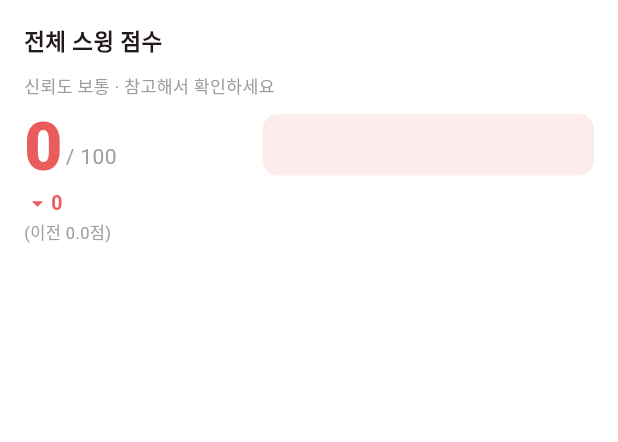
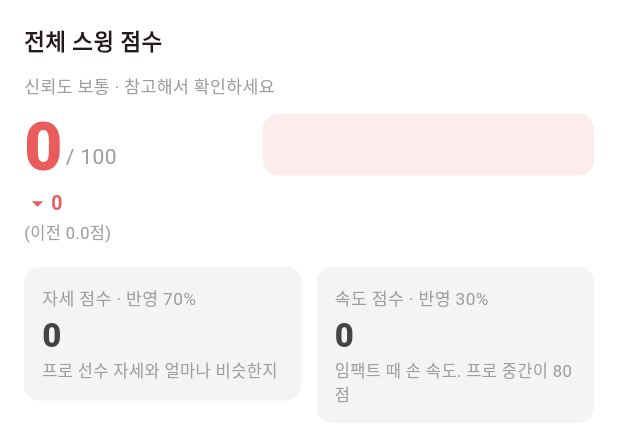
Before and after one commit to projectbaseballswing/standardswingmodel, a Flutter app: the _ScoreCard widget shown alone on an empty page, opened directly with empty values, on a phone screen of 412 x 824 dp. Shown: the top 442 px of the screen. Run offline on Flutter 3.47's test engine with Material 3 defaults, Android fonts, the light colour scheme and no system bars; our stand-ins replace camera, go_router, image_picker, video_player; missing offline and left inert: dart:js_interop, three_js; network calls fail.

Commit message:
feat: 종합 화면에 자세/속도 점수 분리 표시

```diff
--- a/frontend/lib/data/feedback_repository.dart
+++ b/frontend/lib/data/feedback_repository.dart
@@ -175,6 +175,9 @@ class FeedbackRepository {
         swingChecks: rotationChecks,
       ),
       rotationChecks: rotationChecks,
+      postureScore: available ? _number(overall['posture_score']) : null,
+      speedScore: available ? _number(overall['speed_score']) : null,
+      postureCapped: overall['posture_capped'] == true,
       speedMetrics: _mapSpeed(_map(result['speed'])),
       events: eventBased
           ? _mapEvents(_map(result['phases'])['events'])
--- a/frontend/lib/models/feedback.dart
+++ b/frontend/lib/models/feedback.dart
@@ -311,6 +311,9 @@ class OverallFeedback {
     this.speedMetrics = const [],
     this.events = const [],
     this.rotationChecks = const [],
+    this.postureScore,
+    this.speedScore,
+    this.postureCapped = false,
     this.coaching,
   });
 
@@ -327,6 +330,13 @@ class OverallFeedback {
   final String reliability;
   final List<String> warnings;
   final List<AnalysisPhase> phases;
+
+  /// 종합 점수 = 자세 70% + 속도 30%. 0.2.1 이전 기록에는 없어서 null.
+  final double? postureScore;
+  final double? speedScore;
+
+  /// 골반과 어깨가 모두 돌지 않아 자세 점수에 상한(40점)이 걸렸는지.
+  final bool postureCapped;
 
   /// 착지 → 임팩트 몸통 회전 확인. 0.2.2 이전 기록에는 없다.
   final List<RotationCheck> rotationChecks;
--- a/frontend/lib/screens/overall_feedback_screen.dart
+++ b/frontend/lib/screens/overall_feedback_screen.dart
@@ -476,6 +476,90 @@ class _ScoreCard extends StatelessWidget {
               ),
             ],
           ),
+          if (feedback.postureScore != null || feedback.speedScore != null) ...[
+            const SizedBox(height: 14),
+            Row(
+              crossAxisAlignment: CrossAxisAlignment.start,
+              children: [
+                Expanded(
+                  child: _SubScore(
+                    label: '자세',
+                    weight: '70%',
+                    score: feedback.postureScore,
+                    note: feedback.postureCapped
+                        ? '상한 40점 적용 · 몸통 회전 부족'
+                        : '프로 선수 자세와 얼마나 비슷한지',
+                    capped: feedback.postureCapped,
+                  ),
+                ),
+                const SizedBox(width: 10),
+                Expanded(
+                  child: _SubScore(
+                    label: '속도',
+                    weight: '30%',
+                    score: feedback.speedScore,
+                    note: '임팩트 때 손 속도. 프로 중간이 80점',
+                  ),
+                ),
+              ],
+            ),
+          ],
+        ],
+      ),
+    );
+  }
+}
+
+/// 종합 점수를 이루는 자세/속도 점수 한 칸.
+class _SubScore extends StatelessWidget {
+  const _SubScore({
+    required this.label,
+    required this.weight,
+    required this.score,
+    required this.note,
+    this.capped = false,
+  });
+
+  final String label;
+  final String weight;
+  final double? score;
+  final String note;
+  final bool capped;
+
+  @override
+  Widget build(BuildContext context) {
+    return Container(
+      padding: const EdgeInsets.all(12),
+      decoration: BoxDecoration(
+        color: capped ? const Color(0xFFFDECEC) : AppColors.fieldFill,
+        borderRadius: BorderRadius.circular(10),
+      ),
+      child: Column(
+        crossAxisAlignment: CrossAxisAlignment.start,
+        children: [
+          Text(
+            '$label 점수 · 반영 $weight',
+            style: const TextStyle(fontSize: 11.5, color: AppColors.hint),
+          ),
+          const SizedBox(height: 4),
+          Text(
+            score == null ? '-' : feedbackNumber(score),
+            style: TextStyle(
+              fontSize: 22,
+              height: 1.1,
+              fontWeight: FontWeight.w800,
+              color: capped ? AppColors.primary : AppColors.subtitle,
+            ),
+          ),
+          const SizedBox(height: 4),
+          Text(
+            score == null ? '측정하지 못했어요' : note,
+            style: TextStyle(
+              fontSize: 11,
+              height: 1.35,
+              color: capped ? const Color(0xFFC0514F) : AppColors.hint,
+            ),
+          ),
         ],
       ),
     );
```
Also changed, not shown: 1 other file.
